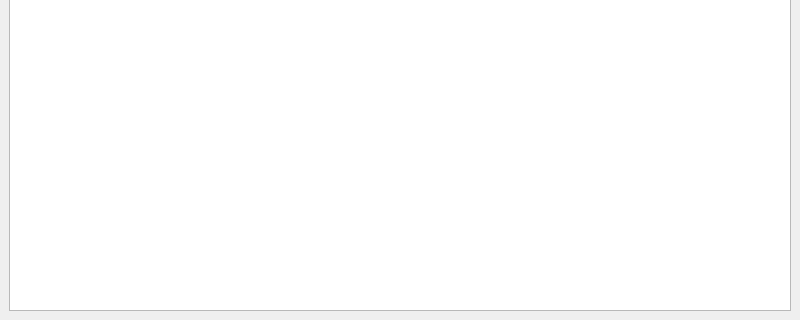
stijnvermeir/mtgcards, file mtgcards/poolwindow.ui: the form before one commit; both pictures show x 0 to 800 and y 280 to 600 of the 800 by 600 pixel window.
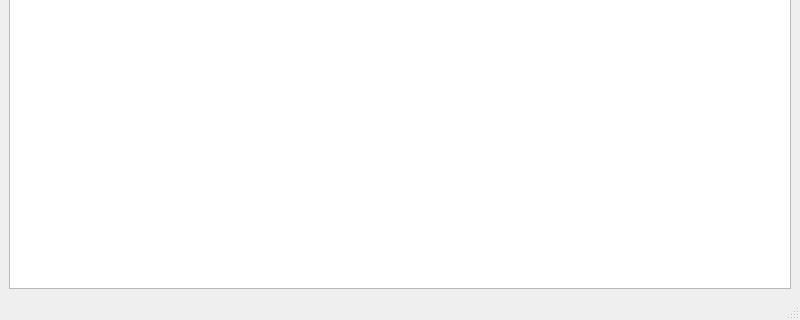
The form after the commit. Icons and pictures are not drawn.

```diff
--- a/mtgcards/poolwindow.ui
+++ b/mtgcards/poolwindow.ui
@@ -51,6 +51,7 @@
    <addaction name="actionAddToDeck"/>
    <addaction name="actionRemoveFromDeck"/>
   </widget>
+  <widget class="QStatusBar" name="statusBar"/>
   <action name="actionAdvancedFilter">
    <property name="checkable">
     <bool>false</bool>
```
